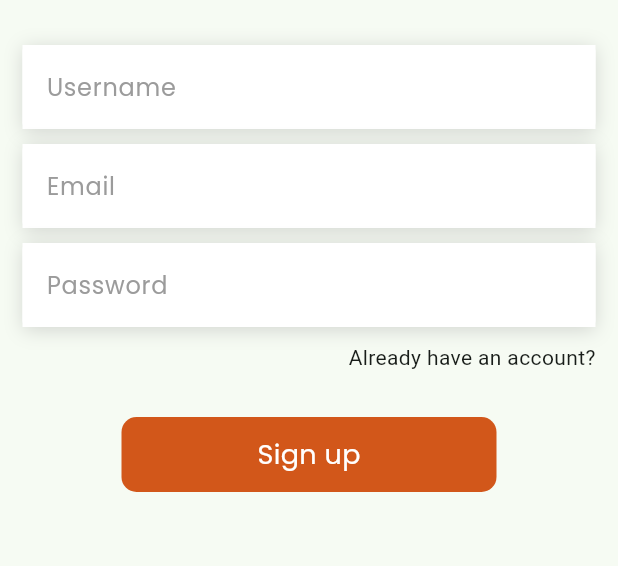
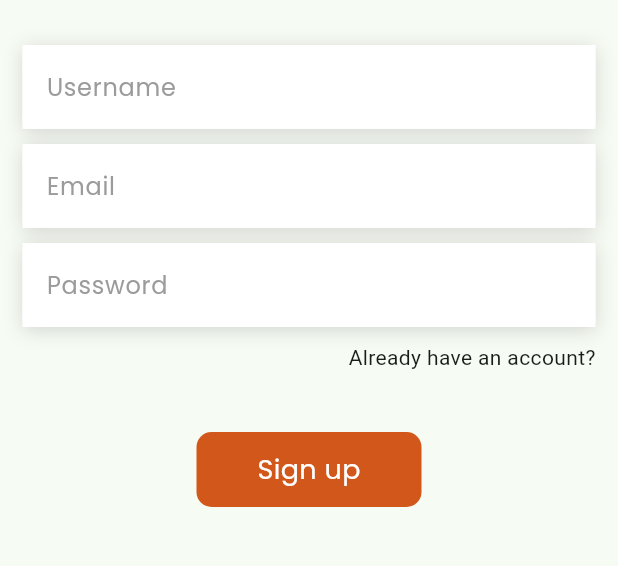
Before and after one commit to PasanAbeysekara/AR-VisionaryExplora, a Flutter app: the screen it shows after launch, on a phone screen of 412 x 824 dp, the part 423-989 px from its top. Run offline on Flutter 3.47's test engine with Material 3 defaults, Android fonts, the phone set to English and light mode, and no system bars; our stand-ins replace animate_do, cloud_firestore, firebase_core, firebase_storage, flutter_svg, fluttertoast and 4 more; missing offline and left inert: augmented_reality_plugin, dart:ffi; accounts and stored records are empty.

Commit message:
product page fetch buttons adjested

```diff
--- a/lib/components/cutomer_button.dart
+++ b/lib/components/cutomer_button.dart
@@ -1,7 +1,6 @@
 import 'package:ar_visionary_explora/components/custom_text.dart';
 import 'package:ar_visionary_explora/utils/constants/app_colors.dart';
 import 'package:flutter/material.dart';
-
 
 class CustomButton extends StatelessWidget {
   const CustomButton({super.key, required this.text, required this.onTap});
@@ -14,8 +13,9 @@ class CustomButton extends StatelessWidget {
     return InkWell(
       onTap: onTap,
       child: Container(
-        width: 250,
+        width: 150,
         height: 50,
+        margin: EdgeInsets.all(10.0),
         alignment: Alignment.center,
         decoration: BoxDecoration(
             color: AppColors.primaryColor,
--- a/lib/screens/main/product_details/product_details.dart
+++ b/lib/screens/main/product_details/product_details.dart
@@ -56,9 +56,9 @@ class _ProductDetailsState extends State<ProductDetails> {
                   Align(
                     alignment: Alignment.bottomCenter,
                     child: Padding(
-                      padding: const EdgeInsets.only(bottom: 60),
-                      child: Column(
-                        mainAxisAlignment: MainAxisAlignment.end,
+                      padding: const EdgeInsets.only(bottom: 20),
+                      child: Row(
+                        mainAxisAlignment: MainAxisAlignment.spaceBetween,
                         children: [
                           CustomButton(
                             text: "Add to Cart",
```
